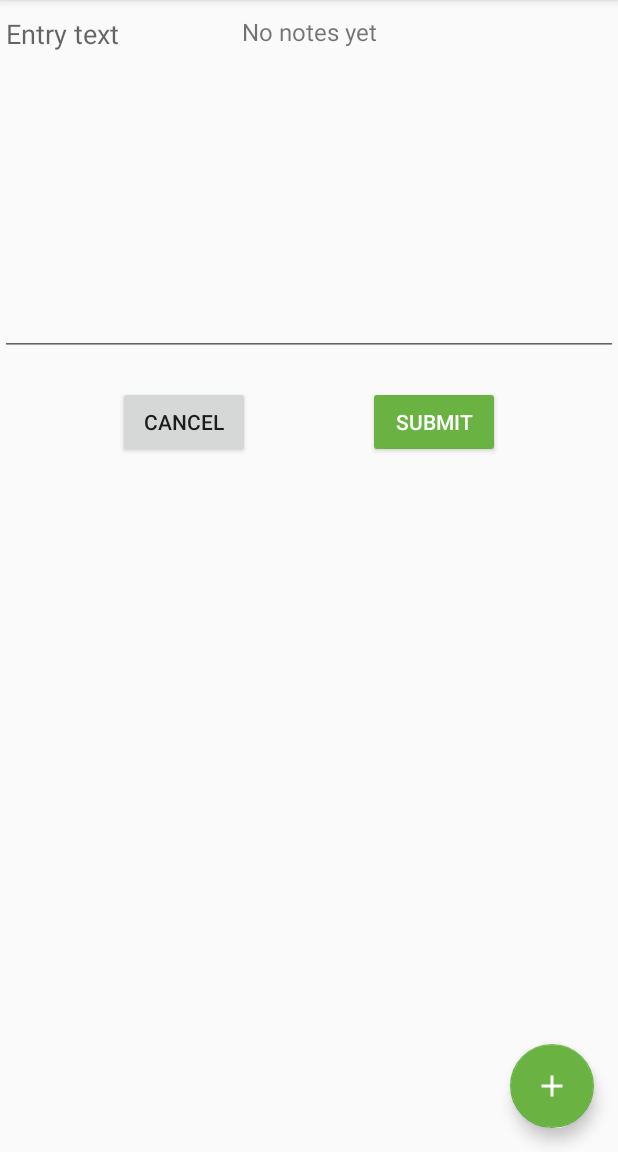
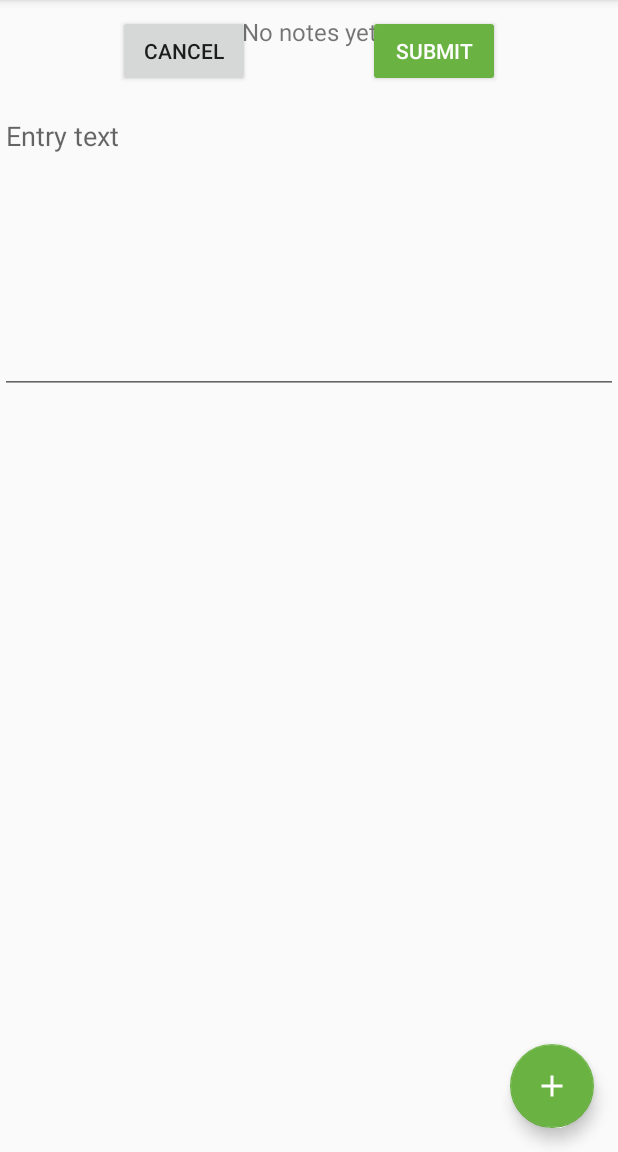
Before and after one commit to FArekkusu/Nought, an Android app: the fragment EntryUpsertFragment placed in its activity, on a phone screen of 412 x 824 dp, the part 84-1236 px from its top. Run offline under Robolectric (Android 15) with nearby library versions, the phone set to English and light mode, and no system bars; our stand-ins replace Room's generated code, data binding; 6 statements that could not run were skipped.

Commit message:
Adjusted styling, moved buttons on upsert view

```diff
--- a/app/src/main/java/com/example/nought/noteslist/NoteAdapter.kt
+++ b/app/src/main/java/com/example/nought/noteslist/NoteAdapter.kt
@@ -67,6 +67,7 @@ class NoteAdapter(val clickListener: NoteListener) : ListAdapter<DataItem,
             binding.note = item
             val word = if (marked == 1) "entry" else "entries"
             binding.markedVsCompleted = "${marked}/${total} ${word} marked as completed"
+            binding.allMarked = total > 0 && marked == total
             binding.executePendingBindings()
         }
 
--- a/app/src/main/res/layout/fragment_entry_upsert.xml
+++ b/app/src/main/res/layout/fragment_entry_upsert.xml
@@ -16,43 +16,45 @@
         android:gravity="center"
         tools:context=".entryupsert.EntryUpsertFragment">
 
+        <Button
+            android:id="@+id/cancel_button"
+            android:layout_width="wrap_content"
+            android:layout_height="wrap_content"
+            android:layout_marginTop="10dp"
+            android:text="@string/cancel"
+            app:layout_constraintStart_toStartOf="parent"
+            app:layout_constraintEnd_toStartOf="@+id/submit_button"
+            app:layout_constraintTop_toTopOf="parent" />
+
+        <Button
+            android:id="@+id/submit_button"
+            android:layout_width="wrap_content"
+            android:layout_height="wrap_content"
+            android:layout_marginTop="10dp"
+            android:text="@string/submit"
+            android:textColor="@color/white"
+            app:backgroundTint="@color/colorPrimary"
+            app:layout_constraintStart_toEndOf="@+id/cancel_button"
+            app:layout_constraintEnd_toEndOf="parent"
+            app:layout_constraintTop_toTopOf="parent" />
+
         <EditText
             android:id="@+id/entry_text"
             android:layout_width="wrap_content"
             android:layout_height="wrap_content"
+            android:layout_marginTop="10dp"
             android:ems="40"
             android:gravity="start|top"
             android:inputType="textMultiLine"
-            android:minLines="10"
-            android:maxLines="10"
+            android:minLines="8"
+            android:maxLines="8"
             android:scrollbars="vertical"
             android:autofillHints="New entry text"
             android:text="@{entryUpsertViewModel.entry.content}"
             android:hint="@string/entry_hint"
             app:layout_constraintEnd_toEndOf="parent"
             app:layout_constraintStart_toStartOf="parent"
-            app:layout_constraintTop_toTopOf="parent" />
+            app:layout_constraintTop_toBottomOf="@+id/submit_button" />
 
-        <Button
-            android:id="@+id/cancel_button"
-            android:layout_width="wrap_content"
-            android:layout_height="wrap_content"
-            android:layout_marginTop="20dp"
-            android:text="@string/cancel"
-            app:layout_constraintStart_toStartOf="parent"
-            app:layout_constraintEnd_toStartOf="@+id/submit_button"
-            app:layout_constraintTop_toBottomOf="@+id/entry_text" />
-
-        <Button
-            android:id="@+id/submit_button"
-            android:layout_width="wrap_content"
-            android:layout_height="wrap_content"
-            android:layout_marginTop="20dp"
-            android:text="@string/submit"
-            android:textColor="@color/white"
-            app:backgroundTint="@color/colorPrimary"
-            app:layout_constraintStart_toEndOf="@+id/cancel_button"
-            app:layout_constraintEnd_toEndOf="parent"
-            app:layout_constraintTop_toBottomOf="@+id/entry_text" />
     </androidx.constraintlayout.widget.ConstraintLayout>
 </layout>
--- a/app/src/main/res/layout/note.xml
+++ b/app/src/main/res/layout/note.xml
@@ -11,13 +11,17 @@
         <variable
             name="markedVsCompleted"
             type="String"/>
+
+        <variable
+            name="allMarked"
+            type="Boolean"/>
     </data>
 
     <androidx.constraintlayout.widget.ConstraintLayout
         android:layout_width="match_parent"
         android:layout_height="wrap_content"
         android:orientation="vertical"
-        android:background="@color/white">
+        android:background="@{allMarked ? @color/green : @color/white}">
 
         <TextView
             android:id="@+id/title"
--- a/app/src/main/res/values/colors.xml
+++ b/app/src/main/res/values/colors.xml
@@ -7,4 +7,5 @@
     <color name="black">#000000</color>
     <color name="white">#FFFFFF</color>
     <color name="gray">#808080</color>
+    <color name="green">#E0FFE0</color>
 </resources>
```
Also changed, not shown: app/src/main/res/layout/fragment_entries_list.xml (+8 -0 lines).
